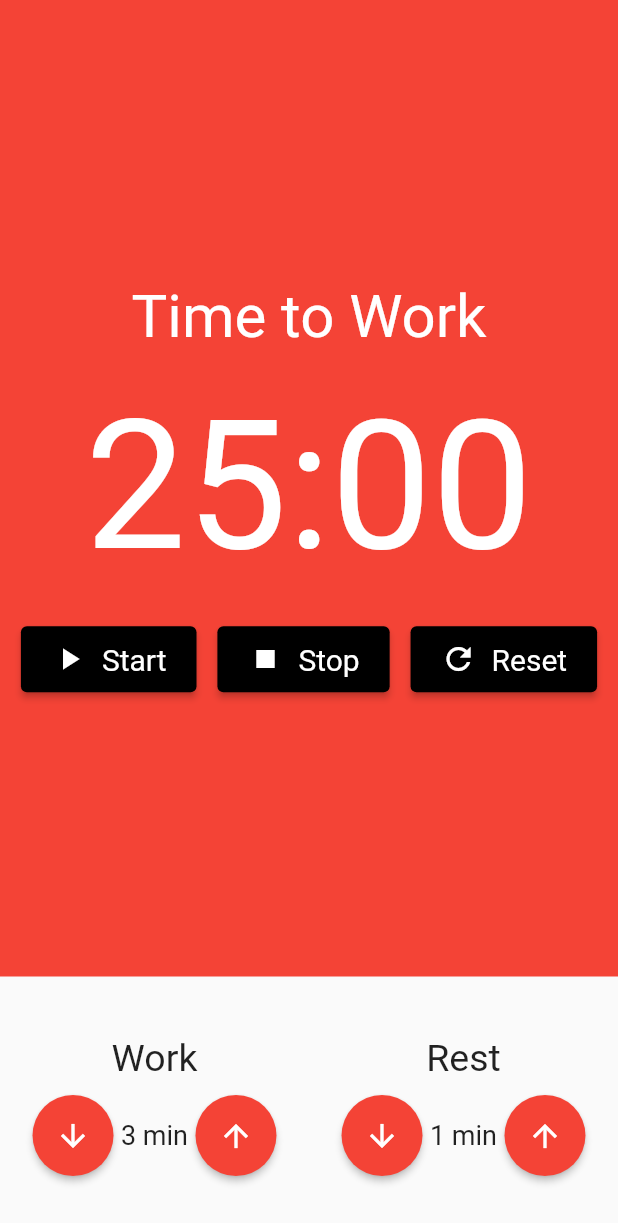
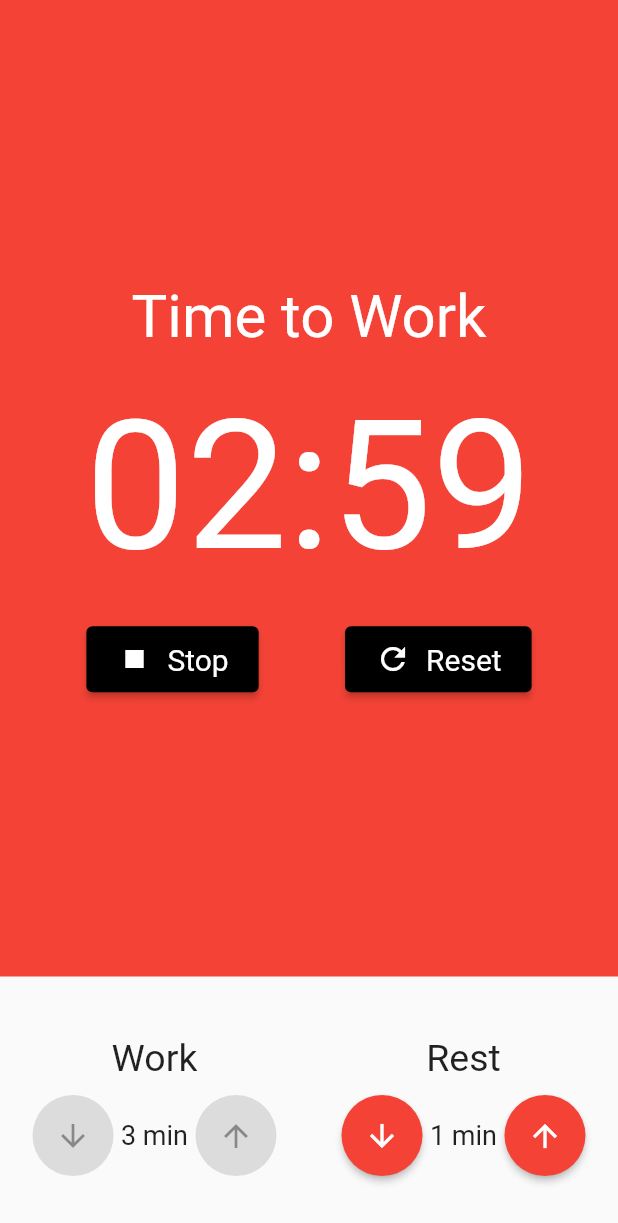
Before and after one commit to EduardoRenz/pomodoro, a Flutter app: the screen it shows after launch, item 2 of the bottom bar chosen, after a tap on "Start", on a phone screen of 412 x 824 dp. Shown: the top 1223 px of the screen. Run offline on Flutter 3.47's test engine with Material 2 defaults, Android fonts, the phone set to English and light mode, and no system bars; our stand-ins replace flutter_mobx, mobx; generated files the repository leaves out were written again.

Commit message:
finished pomodoro timer

```diff
--- /dev/null
+++ b/build.yaml
@@ -0,0 +1,6 @@
+targets:
+  $default:
+    builders:
+      mobx_codegen|mobx_generator:
+        generate_for:
+          - "lib/store/**.store.dart"
--- a/lib/components/enter_time.dart
+++ b/lib/components/enter_time.dart
@@ -1,4 +1,7 @@
 import 'package:flutter/material.dart';
+import 'package:flutter_mobx/flutter_mobx.dart';
+import 'package:pomodoro/store/pomodoro.store.dart';
+import 'package:provider/provider.dart';
 
 class EnterTime extends StatelessWidget {
   final String title;
@@ -14,36 +17,40 @@ class EnterTime extends StatelessWidget {
     required this.decrement,
   }) : super(key: key);
 
-  Widget valueButton(Icon icon, Function()? action) {
+  Widget valueButton(Icon icon, Function()? action, PomodoroStore store) {
     return ElevatedButton(
       onPressed: action,
       child: icon,
       style: ElevatedButton.styleFrom(
         shape: const CircleBorder(),
         padding: const EdgeInsets.all(15),
-        primary: Colors.red,
+        primary: store.isWorking() ? Colors.red : Colors.green,
       ),
     );
   }
 
   @override
   Widget build(BuildContext context) {
-    return Column(
+    final store = Provider.of<PomodoroStore>(context);
+    return Observer(
+        builder: (_) => Column(
               children: [
                 Text(title, style: const TextStyle(fontSize: 25)),
                 const SizedBox(height: 10),
                 Row(
                   mainAxisAlignment: MainAxisAlignment.center,
                   children: [
-            valueButton(const Icon(Icons.arrow_downward), decrement),
+                    valueButton(
+                        const Icon(Icons.arrow_downward), decrement, store),
                     Text(
                       "$value min",
                       style: const TextStyle(fontSize: 18),
                     ),
-            valueButton(const Icon(Icons.arrow_upward), increment)
+                    valueButton(
+                        const Icon(Icons.arrow_upward), increment, store)
                   ],
                 ),
               ],
-    );
+            ));
   }
 }
--- a/lib/components/stop_watch.dart
+++ b/lib/components/stop_watch.dart
@@ -1,39 +1,55 @@
 import 'package:flutter/material.dart';
+import 'package:flutter_mobx/flutter_mobx.dart';
 import 'package:pomodoro/components/stop_watch_button.dart';
+import 'package:pomodoro/store/pomodoro.store.dart';
+import 'package:provider/provider.dart';
 
 class PomodoroStopWatch extends StatelessWidget {
   const PomodoroStopWatch({Key? key}) : super(key: key);
 
   @override
   Widget build(BuildContext context) {
-    return Container(
-      color: Colors.red,
+    final store = Provider.of<PomodoroStore>(context);
+    return Observer(
+        builder: (_) => Container(
+              color: store.isWorking() ? Colors.red : Colors.green,
               child: Column(
                 crossAxisAlignment: CrossAxisAlignment.stretch,
                 mainAxisAlignment: MainAxisAlignment.center,
                 children: [
-          const Text(
-            'Time to Work',
+                  Text(
+                    store.isWorking() ? 'Time to Work' : 'Time to Rest',
                     textAlign: TextAlign.center,
-            style: TextStyle(fontSize: 40, color: Colors.white),
+                    style: const TextStyle(fontSize: 40, color: Colors.white),
                   ),
                   const SizedBox(height: 20),
-          const Text(
-            '25:00',
+                  Text(
+                    '${store.minutes.toString().padLeft(2, '0')}:${store.seconds.toString().padLeft(2, '0')}',
                     textAlign: TextAlign.center,
-            style: TextStyle(fontSize: 120, color: Colors.white),
+                    style: const TextStyle(fontSize: 120, color: Colors.white),
                   ),
                   const SizedBox(height: 20),
                   Row(
                     mainAxisAlignment: MainAxisAlignment.spaceEvenly,
                     children: [
-              StopWatchButton(text: 'Start', icon: Icon(Icons.play_arrow)),
-              StopWatchButton(text: 'Stop', icon: Icon(Icons.stop)),
-              StopWatchButton(text: 'Reset', icon: Icon(Icons.refresh)),
+                      if (!store.started)
+                        StopWatchButton(
+                            text: 'Start',
+                            icon: const Icon(Icons.play_arrow),
+                            onPressed: store.start),
+                      if (store.started)
+                        StopWatchButton(
+                            text: 'Stop',
+                            icon: const Icon(Icons.stop),
+                            onPressed: store.stop),
+                      StopWatchButton(
+                          text: 'Reset',
+                          icon: const Icon(Icons.refresh),
+                          onPressed: store.reset),
                     ],
                   )
                 ],
               ),
-    );
+            ));
   }
 }
--- a/lib/components/stop_watch_button.dart
+++ b/lib/components/stop_watch_button.dart
@@ -3,11 +3,13 @@ import 'package:flutter/material.dart';
 class StopWatchButton extends StatelessWidget {
   final String text;
   final Icon icon;
+  final VoidCallback? onPressed;
 
   const StopWatchButton({
     Key? key,
     required this.text,
     required this.icon,
+    this.onPressed,
   }) : super(key: key);
 
   @override
@@ -20,7 +22,7 @@ class StopWatchButton extends StatelessWidget {
             vertical: 10,
             horizontal: 20,
           )),
-      onPressed: () => {},
+      onPressed: onPressed,
       child: Row(children: [
         Padding(
           padding: const EdgeInsets.only(right: 10),
--- a/lib/pages/pomodoro.dart
+++ b/lib/pages/pomodoro.dart
@@ -12,35 +12,42 @@ class Pomodoro extends StatelessWidget {
   Widget build(BuildContext context) {
     final store = Provider.of<PomodoroStore>(context);
     return Scaffold(
-      body: Column(
+        body: Observer(
+      builder: (_) => Column(
         mainAxisAlignment: MainAxisAlignment.center,
         crossAxisAlignment: CrossAxisAlignment.center,
         children: [
           const Expanded(child: PomodoroStopWatch()),
           Padding(
             padding: const EdgeInsets.symmetric(vertical: 40),
-            child: Observer(
-              builder: (_) => Row(
+            child: Row(
               mainAxisAlignment: MainAxisAlignment.spaceAround,
               children: [
                 EnterTime(
                   title: 'Work',
                   value: store.workTime,
-                    increment: store.incrementWorkTime,
-                    decrement: store.decrementWorkTime,
+                  increment: store.started && store.isWorking()
+                      ? null
+                      : store.incrementWorkTime,
+                  decrement: store.started && store.isWorking()
+                      ? null
+                      : store.decrementWorkTime,
                 ),
                 EnterTime(
                   title: 'Rest',
                   value: store.restTime,
-                    increment: store.incrementRestTime,
-                    decrement: store.decrementRestTime,
+                  increment: store.started && store.isResting()
+                      ? null
+                      : store.incrementRestTime,
+                  decrement: store.started && store.isResting()
+                      ? null
+                      : store.decrementRestTime,
                 ),
               ],
             ),
           ),
-          ),
         ],
       ),
-    );
+    ));
   }
 }
--- a/lib/store/pomodoro.store.dart
+++ b/lib/store/pomodoro.store.dart
@@ -1,32 +1,111 @@
+import 'dart:async';
+
 import 'package:mobx/mobx.dart';
 part 'pomodoro.store.g.dart';
 
 class PomodoroStore = _PomodoroStore with _$PomodoroStore;
 
+enum PomodoroState { work, rest }
+
 abstract class _PomodoroStore with Store {
+  @observable
+  bool started = false;
+
+  @observable
+  int minutes = 2;
+
+  @observable
+  int seconds = 0;
+
   @observable
   int workTime = 2;
 
   @observable
   int restTime = 1;
 
+  @observable
+  PomodoroState state = PomodoroState.work;
+
+  @observable
+  Timer? timer;
+
+  @action
+  void start() {
+    started = true;
+    timer = Timer.periodic(const Duration(seconds: 1), (_timer) {
+      if (minutes == 0 && seconds == 0) {
+        _switchState();
+      } else if (seconds == 0) {
+        seconds = 59;
+        minutes--;
+      } else {
+        seconds--;
+      }
+    });
+  }
+
+  @action
+  void stop() {
+    started = false;
+    timer?.cancel();
+  }
+
+  @action
+  void reset() {
+    started = false;
+    stop();
+    minutes = isWorking() ? workTime : restTime;
+    seconds = 0;
+  }
+
   @action
   void incrementWorkTime() {
     workTime++;
+    if (isWorking()) {
+      reset();
+    }
   }
 
   @action
   void decrementWorkTime() {
     workTime--;
+    if (isWorking()) {
+      reset();
+    }
   }
 
   @action
   void incrementRestTime() {
     restTime++;
+    if (isResting()) {
+      reset();
+    }
   }
 
   @action
   void decrementRestTime() {
     restTime--;
+    if (isResting()) {
+      reset();
+    }
+  }
+
+  bool isWorking() {
+    return state == PomodoroState.work;
+  }
+
+  bool isResting() {
+    return state == PomodoroState.rest;
+  }
+
+  void _switchState() {
+    if (isWorking()) {
+      state = PomodoroState.rest;
+      minutes = restTime;
+    } else {
+      state = PomodoroState.work;
+      minutes = workTime;
+    }
+    seconds = 0;
   }
 }
```
Also changed, not shown: 1 other file. Lines whose indentation alone changed are shown as unchanged.
